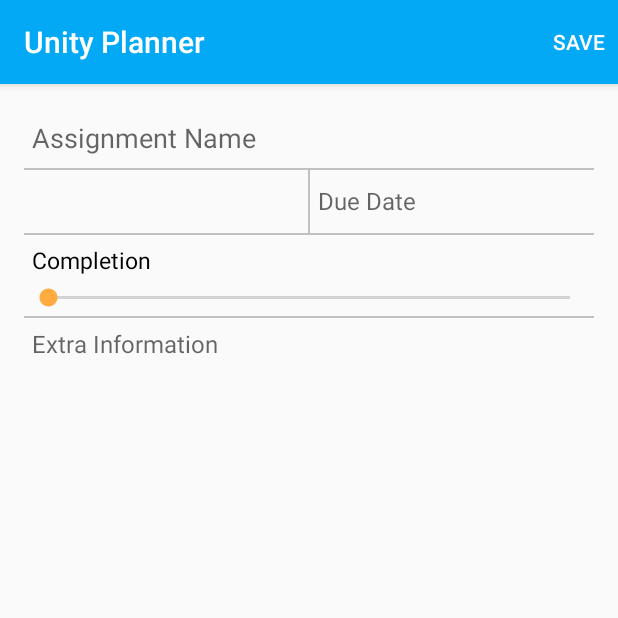
After one commit to nickthegroot/UnityPlanner, an Android app: the editAssignment screen opened directly, with no data from a screen before it, on a phone screen of 412 x 824 dp, the top half of it. The commit adds this screen. Run offline under Robolectric (Android 15) with nearby library versions, the phone set to English and light mode, and no system bars; our stand-ins replace Firebase (no records; nobody signed in at launch, a user with empty details on screens opened directly); 3 statements that could not run were skipped.

Commit message:
Started work on editing existing assignments

```diff
--- a/app/build.gradle
+++ b/app/build.gradle
@@ -48,6 +48,7 @@ dependencies {
     compile 'com.android.support:support-v4:25.3.0'
     compile 'com.google.firebase:firebase-messaging:10.0.1'
     compile 'joda-time:joda-time:2.9.7'
+    compile 'com.android.support.constraint:constraint-layout:1.0.0-beta3'
     testCompile 'junit:junit:4.12'
 }
 
--- a/app/src/main/java/com/nbdeg/unityplanner/assignmentFragment.java
+++ b/app/src/main/java/com/nbdeg/unityplanner/assignmentFragment.java
@@ -1,17 +1,22 @@
 package com.nbdeg.unityplanner;
 
 import android.content.Context;
+import android.content.Intent;
 import android.net.Uri;
 import android.os.Bundle;
 import android.support.v4.app.Fragment;
 import android.support.v7.widget.LinearLayoutManager;
 import android.support.v7.widget.RecyclerView;
+import android.util.Log;
 import android.view.LayoutInflater;
 import android.view.View;
 import android.view.ViewGroup;
 
 import com.firebase.ui.database.FirebaseRecyclerAdapter;
+import com.google.firebase.database.DataSnapshot;
+import com.google.firebase.database.DatabaseError;
 import com.google.firebase.database.DatabaseReference;
+import com.google.firebase.database.ValueEventListener;
 import com.nbdeg.unityplanner.data.Assignments;
 import com.nbdeg.unityplanner.utils.AssignmentHolder;
 import com.nbdeg.unityplanner.utils.Database;
@@ -36,19 +41,42 @@ public class assignmentFragment extends Fragment {
 
         // Getting Data
         Database db = new Database();
-        DatabaseReference assignmentdb = db.assignmentDb;
+        final DatabaseReference assignmentDb = db.assignmentDb;
 
         // Displaying Data
-        RecyclerView assignmentView = (RecyclerView) view.findViewById(R.id.assignment_list);
+        final RecyclerView assignmentView = (RecyclerView) view.findViewById(R.id.assignment_list);
         assignmentView.setLayoutManager(new LinearLayoutManager(getContext()));
 
-        mAdapter = new FirebaseRecyclerAdapter<Assignments, AssignmentHolder>(Assignments.class, R.layout.assignment_layout, AssignmentHolder.class, assignmentdb) {
+        mAdapter = new FirebaseRecyclerAdapter<Assignments, AssignmentHolder>(Assignments.class, R.layout.assignment_layout, AssignmentHolder.class, assignmentDb) {
             @Override
-            protected void populateViewHolder(AssignmentHolder viewHolder, Assignments assignment, int position) {
+            protected void populateViewHolder(AssignmentHolder viewHolder, final Assignments assignment, final int position) {
                 viewHolder.setEverything(assignment);
+                viewHolder.itemView.setOnClickListener(new View.OnClickListener() {
+                    @Override
+                    public void onClick(View v) {
+                        // TODO Launch assignment editor
+                        assignmentDb.addListenerForSingleValueEvent(new ValueEventListener() {
+                            @Override
+                            public void onDataChange(DataSnapshot dataSnapshot) {
+                                for (DataSnapshot userSnapshot : dataSnapshot.getChildren()) {
+                                    Assignments oldAssignment = userSnapshot.getValue(Assignments.class);
+                                    if (assignment == oldAssignment) {
+                                        Intent intent = new Intent(getContext(), editAssignment.class);
+                                        intent.putExtra("OldAssignmentID", userSnapshot.getKey());
+                                        startActivity(intent);
+                                    }
+                                }
+                            }
+
+                            @Override
+                            public void onCancelled(DatabaseError databaseError) {
+                                Log.e("Database", databaseError.getMessage());
+                            }
+                        });
+                    }
+                });
             }
         };
-
         assignmentView.setAdapter(mAdapter);
         return view;
     }
@@ -70,7 +98,6 @@ public class assignmentFragment extends Fragment {
                 mAdapter.cleanup();
                 mListener = null;
             }
-
     public interface OnFragmentInteractionListener {
         void onFragmentInteraction(Uri uri);
     }
--- a/app/src/main/java/com/nbdeg/unityplanner/data/Assignments.java
+++ b/app/src/main/java/com/nbdeg/unityplanner/data/Assignments.java
@@ -1,8 +1,7 @@
 package com.nbdeg.unityplanner.data;
 
-import org.joda.time.DateTime;
-
-import java.util.Date;
+import android.os.Parcel;
+import android.os.Parcelable;
 
 @SuppressWarnings("unused")
 public class Assignments {
--- /dev/null
+++ b/app/src/main/java/com/nbdeg/unityplanner/editAssignment.java
@@ -0,0 +1,152 @@
+package com.nbdeg.unityplanner;
+
+import android.content.Intent;
+import android.support.v7.app.AppCompatActivity;
+import android.os.Bundle;
+import android.util.Log;
+import android.view.Menu;
+import android.view.MenuInflater;
+import android.view.MenuItem;
+import android.widget.ArrayAdapter;
+import android.widget.EditText;
+import android.widget.SeekBar;
+import android.widget.Spinner;
+
+import com.google.firebase.database.DataSnapshot;
+import com.google.firebase.database.DatabaseError;
+import com.google.firebase.database.DatabaseReference;
+import com.google.firebase.database.ValueEventListener;
+import com.nbdeg.unityplanner.data.Assignments;
+import com.nbdeg.unityplanner.data.Classes;
+import com.nbdeg.unityplanner.utils.Database;
+import com.nbdeg.unityplanner.utils.EditTextDatePicker;
+
+import java.text.SimpleDateFormat;
+import java.util.ArrayList;
+import java.util.Date;
+import java.util.Objects;
+
+public class editAssignment extends AppCompatActivity  {
+
+    private EditText mAssignmentName;
+    private EditText mDueDate;
+    private EditText mExtraInfo;
+    private Spinner mDueClass;
+    private ArrayList<String> classListNames = new ArrayList<>();
+    private EditTextDatePicker datePicker;
+
+    private int percentComplete = 0;
+    private String assignmentName;
+    private String assignmentClass;
+    private String assignmentExtra;
+    private Date assignmentDueDate;
+    final String oldAssignmentID = getIntent().getStringExtra("OldAssignmentID");
+
+    Database db = new Database();
+
+    @Override
+    protected void onCreate(Bundle savedInstanceState) {
+        super.onCreate(savedInstanceState);
+        setContentView(R.layout.activity_edit_assignment);
+
+        db.assignmentDb.addListenerForSingleValueEvent(new ValueEventListener() {
+            @Override
+            public void onDataChange(DataSnapshot dataSnapshot) {
+                for (DataSnapshot userSnapshot : dataSnapshot.getChildren()) {
+                    if (Objects.equals(userSnapshot.getKey(), oldAssignmentID)) {
+                        assignmentName = userSnapshot.getValue(Assignments.class).getAssignmentName();
+                        assignmentClass = userSnapshot.getValue(Assignments.class).getAssignmentClassName();
+                        assignmentExtra = userSnapshot.getValue(Assignments.class).getAssignmentExtra();
+                        assignmentDueDate = new Date(userSnapshot.getValue(Assignments.class).getAssignmentDueDate());
+                        percentComplete = userSnapshot.getValue(Assignments.class).getAssignmentPercent();
+                    }
+                }
+            }
+
+            @Override
+            public void onCancelled(DatabaseError databaseError) {
+                Log.e("Database", databaseError.getMessage());
+            }
+        });
+
+        // Find view by ID calls
+        mAssignmentName = (EditText) findViewById(R.id.assignment_edit_name);
+        mDueDate = (EditText) findViewById(R.id.due_date_edit_edittext);
+        mExtraInfo = (EditText) findViewById(R.id.extra_homework_info_edit);
+        mDueClass = (Spinner) findViewById(R.id.class_edit_spinner);
+        SeekBar mPercentComplete = (SeekBar) findViewById(R.id.percent_complete_edit);
+
+        // Sets DueDate EditText to open a datepicker when clicked
+        datePicker = new EditTextDatePicker(this, R.id.due_date_edittext);
+
+        mPercentComplete.setOnSeekBarChangeListener(new SeekBar.OnSeekBarChangeListener() {
+            @Override
+            public void onProgressChanged(SeekBar seekBar, int progress, boolean b) {
+                percentComplete = progress;
+            }
+
+            @Override
+            public void onStartTrackingTouch(SeekBar seekBar) {
+            }
+
+            @Override
+            public void onStopTrackingTouch(SeekBar seekBar) {
+            }
+        });
+
+        DatabaseReference classDb = db.classDb;
+        classDb.addListenerForSingleValueEvent(new ValueEventListener() {
+            @Override
+            public void onDataChange(DataSnapshot dataSnapshot) {
+                classListNames.clear();
+                for (DataSnapshot userSnapshot : dataSnapshot.getChildren()) {
+                    Classes mClass = userSnapshot.getValue(Classes.class);
+                    classListNames.add(mClass.getClassName());
+                    Log.i("Database", "Class loaded: " + mClass.getClassName());
+                }
+                ArrayAdapter<String> adapter = new ArrayAdapter<String>(editAssignment.this, R.layout.spinner_layout, classListNames);
+                adapter.setDropDownViewResource(android.R.layout.simple_spinner_dropdown_item);
+                mDueClass.setAdapter(adapter);
+            }
+
+            @Override
+            public void onCancelled(DatabaseError databaseError) {
+                Log.e("Database", "Error loading classes: " + databaseError.getMessage());
+            }
+        });
+
+        // Set Existing Data
+        mAssignmentName.setText(assignmentName);
+        SimpleDateFormat formatter = new SimpleDateFormat("d MMMM, yyyy");
+        mDueDate.setText(formatter.format(assignmentDueDate));
+        mExtraInfo.setText(assignmentExtra);
+        mDueClass.setSelection(classListNames.indexOf(assignmentClass));
+        mPercentComplete.setProgress(percentComplete);
+    }
+
+    // Adds a SAVE button to the Action Bar
+    @Override
+    public boolean onCreateOptionsMenu(Menu menu) {
+        MenuInflater inflater = getMenuInflater();
+        inflater.inflate(R.menu.save, menu);
+        return true;
+    }
+
+    // Gets and saves information when SAVE is clicked
+
+    @Override
+    public boolean onOptionsItemSelected(MenuItem item) {
+        // Getting information from views
+        Long dueDate = datePicker.date.getTime();
+        String assignmentName = mAssignmentName.getText().toString();
+        String extraInfo = mExtraInfo.getText().toString();
+        String dueClass = mDueClass.getItemAtPosition(mDueClass.getSelectedItemPosition()).toString();
+
+        db.editAssignment(oldAssignmentID, new Assignments(assignmentName, dueClass, dueDate, extraInfo, percentComplete));
+
+        // Bring user back to MainActivity
+        startActivity(new Intent(editAssignment.this, MainActivity.class));
+
+        return super.onOptionsItemSelected(item);
+    }
+}
--- a/app/src/main/java/com/nbdeg/unityplanner/utils/AssignmentHolder.java
+++ b/app/src/main/java/com/nbdeg/unityplanner/utils/AssignmentHolder.java
@@ -19,12 +19,14 @@ public class AssignmentHolder extends RecyclerView.ViewHolder {
     private final TextView mNameField;
     private final TextView mDueField;
     private final TextView mClassField;
+    private final View view;
 
     public AssignmentHolder(View itemView) {
         super(itemView);
         mNameField = (TextView) itemView.findViewById(R.id.view_assignment_name);
         mDueField = (TextView) itemView.findViewById(R.id.view_assignment_due);
         mClassField = (TextView) itemView.findViewById(R.id.view_assignment_class);
+        view = this.itemView;
     }
 
     public void setEverything(Assignments assignment) {
@@ -33,8 +35,6 @@ public class AssignmentHolder extends RecyclerView.ViewHolder {
             Date dueDate = new Date(assignment.getAssignmentDueDate());
             SimpleDateFormat formatter = new SimpleDateFormat("d MMMM, yyyy");
             mDueField.setText(formatter.format(dueDate));
-        } else {
-            Log.i("TAG", "It's fucked mate.");
         }
         mClassField.setText(assignment.getAssignmentClassName());
     }
--- a/app/src/main/java/com/nbdeg/unityplanner/utils/Database.java
+++ b/app/src/main/java/com/nbdeg/unityplanner/utils/Database.java
@@ -12,6 +12,7 @@ import com.google.firebase.database.ValueEventListener;
 import com.nbdeg.unityplanner.data.Assignments;
 import com.nbdeg.unityplanner.data.Classes;
 
+import java.text.ParseException;
 import java.util.ArrayList;
 
 public class Database {
@@ -76,4 +77,8 @@ public class Database {
         Log.i(TAG, "Creating class: " + mClass.getClassName());
         classDb.push().setValue(mClass);
     }
+
+    public void editAssignment(final String oldID, final Assignments newAssignment) {
+        assignmentDb.child(oldID).setValue(newAssignment);
+    }
 }
--- /dev/null
+++ b/app/src/main/res/layout/activity_edit_assignment.xml
@@ -0,0 +1,116 @@
+<?xml version="1.0" encoding="utf-8"?>
+<RelativeLayout
+    xmlns:android="http://schemas.android.com/apk/res/android"
+    xmlns:tools="http://schemas.android.com/tools"
+    android:layout_width="match_parent"
+    android:layout_height="match_parent"
+    android:paddingBottom="@dimen/activity_vertical_margin"
+    android:paddingLeft="@dimen/activity_horizontal_margin"
+    android:paddingRight="@dimen/activity_horizontal_margin"
+    android:paddingTop="@dimen/activity_vertical_margin"
+    tools:context="com.nbdeg.unityplanner.addAssignment">
+
+    <EditText
+        android:layout_width="match_parent"
+        android:layout_height="40dp"
+        android:inputType="textCapSentences"
+        android:ems="10"
+        android:layout_alignParentTop="true"
+        android:layout_alignParentStart="true"
+        android:id="@+id/assignment_edit_name"
+        android:hint="@string/assignment_name"
+        android:padding="5dp"
+        android:textSize="18sp"
+        android:background="@null" />
+
+    <View
+        android:layout_width="match_parent"
+        android:layout_height="1dp"
+        android:background="#c0c0c0"
+        android:layout_below="@id/assignment_edit_name"/>
+
+    <LinearLayout
+        android:layout_width="match_parent"
+        android:layout_height="43dp"
+        android:orientation="horizontal"
+        android:layout_below="@id/assignment_edit_name"
+        android:layout_alignParentStart="true"
+        android:id="@+id/linearLayout">
+
+        <Spinner
+            android:layout_width="0dp"
+            android:layout_height="match_parent"
+            android:id="@+id/class_edit_spinner"
+            android:theme="@android:style/Theme.Holo.Light.DarkActionBar"
+            android:layout_weight="1"
+            android:background="@null"/>
+        <!--android:layout_marginBottom="3dp"/>-->
+
+        <View
+            android:layout_width="1dp"
+            android:layout_height="match_parent"
+            android:background="#c0c0c0"/>
+
+        <EditText
+            android:layout_width="0dp"
+            android:layout_height="match_parent"
+            android:layout_weight="1"
+            android:id="@+id/due_date_edit_edittext"
+            android:padding="5dp"
+            android:focusable="false"
+            android:hint="@string/due_date"
+            android:textSize="16sp"
+            android:background="@null"
+            tools:ignore="TextFields" />
+    </LinearLayout>
+
+    <View
+        android:layout_width="match_parent"
+        android:layout_height="1dp"
+        android:background="#c0c0c0"
+        android:layout_below="@id/linearLayout"/>
+
+    <LinearLayout
+        android:layout_width="match_parent"
+        android:layout_height="wrap_content"
+        android:orientation="vertical"
+        android:layout_below="@+id/linearLayout"
+        android:layout_alignParentStart="true"
+        android:id="@+id/percent_complete"
+        android:layout_marginTop="2dp"
+        android:layout_marginBottom="2dp">
+        <TextView
+            android:layout_width="match_parent"
+            android:layout_height="wrap_content"
+            android:text="@string/completion"
+            android:padding="5dp"
+            android:textColor="@color/black"
+            android:textSize="15sp"/>
+        <SeekBar
+            android:layout_width="match_parent"
+            android:layout_height="wrap_content"
+            android:id="@+id/percent_complete_edit"
+            android:layout_marginBottom="1dp"/>
+    </LinearLayout>
+
+    <View
+        android:layout_width="match_parent"
+        android:layout_height="1dp"
+        android:background="#c0c0c0"
+        android:layout_below="@id/percent_complete"/>
+
+    <EditText
+        android:layout_width="match_parent"
+        android:layout_height="wrap_content"
+        android:inputType="textMultiLine"
+        android:ems="10"
+        android:id="@+id/extra_homework_info_edit"
+        android:hint="@string/extra_infomation"
+        android:textSize="16sp"
+        android:layout_below="@id/percent_complete"
+        android:layout_alignParentStart="true"
+        android:layout_marginTop="2dp"
+        android:padding="5dp"
+        android:background="@null" />
+
+</RelativeLayout>
```
Also changed, not shown: app/src/main/AndroidManifest.xml (+5 -8 lines), 1 other file. Lines whose indentation alone changed are shown as unchanged.
